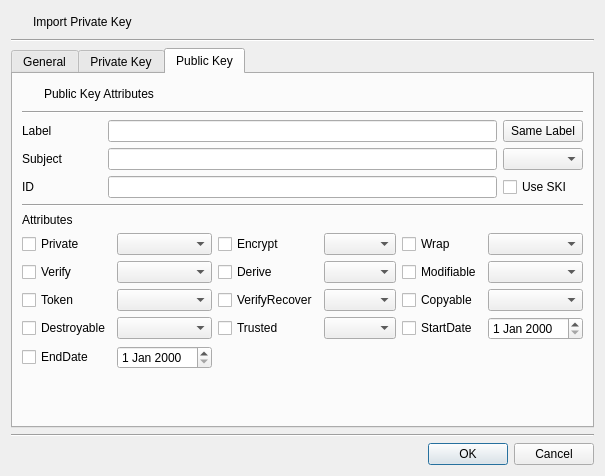
Before: the Qt Designer form CryptokiMan/import_pri_key_dlg.ui in jykim74/CryptokiMan, drawn with Qt 5.
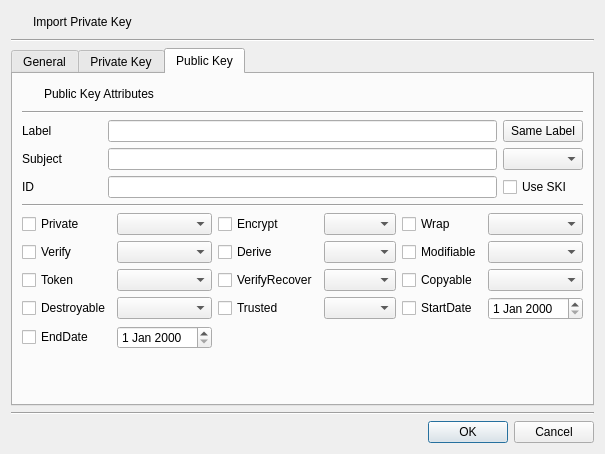
After: the same form once the commit is applied. The open tabs and pages were chosen to show the change. Icons and pictures are not drawn.

Diff of the .ui file:
```diff
--- a/CryptokiMan/import_pri_key_dlg.ui
+++ b/CryptokiMan/import_pri_key_dlg.ui
@@ -7,7 +7,7 @@
     <x>0</x>
     <y>0</y>
     <width>583</width>
-    <height>476</height>
+    <height>454</height>
    </rect>
   </property>
   <property name="windowTitle">
@@ -61,7 +61,7 @@
    <item>
     <widget class="QTabWidget" name="tabWidget">
      <property name="currentIndex">
-      <number>0</number>
+      <number>2</number>
      </property>
      <widget class="QWidget" name="mFirstTab">
       <attribute name="title">
@@ -420,13 +420,6 @@
          </property>
         </widget>
        </item>
-       <item>
-        <widget class="QLabel" name="label_10">
-         <property name="text">
-          <string>Attributes</string>
-         </property>
-        </widget>
-       </item>
        <item>
         <layout class="QGridLayout" name="gridLayout_6">
          <property name="topMargin">
@@ -705,13 +698,6 @@
          </property>
         </widget>
        </item>
-       <item>
-        <widget class="QLabel" name="label_13">
-         <property name="text">
-          <string>Attributes</string>
-         </property>
-        </widget>
-       </item>
        <item>
         <layout class="QGridLayout" name="gridLayout_7">
          <property name="topMargin">
```
